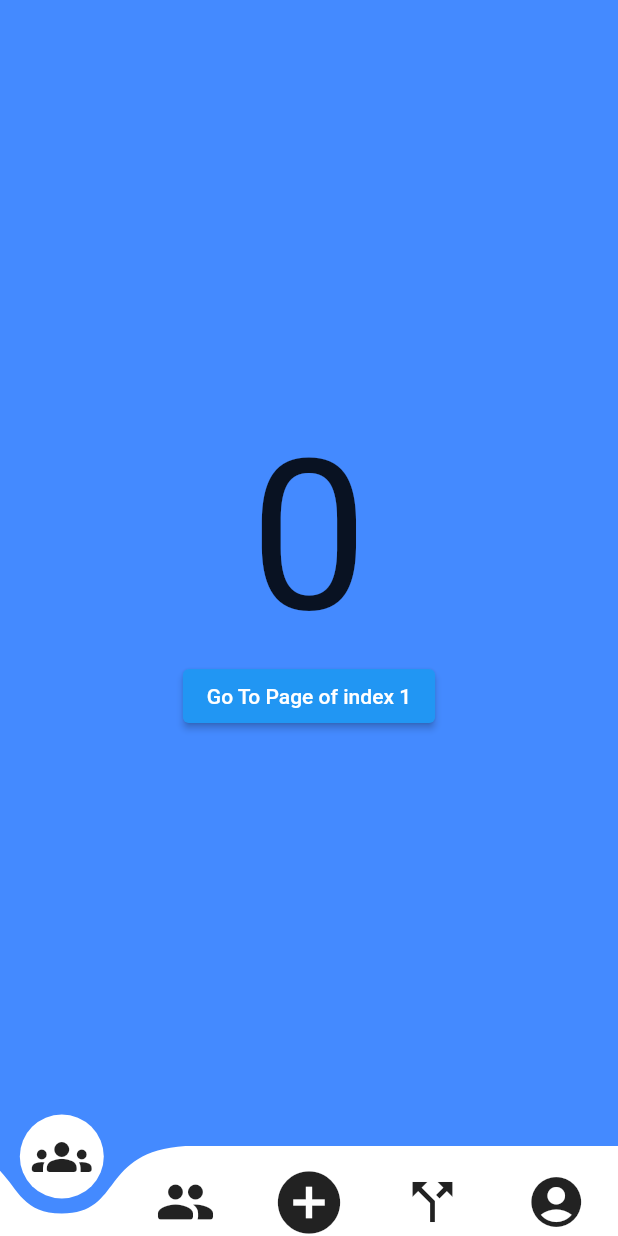
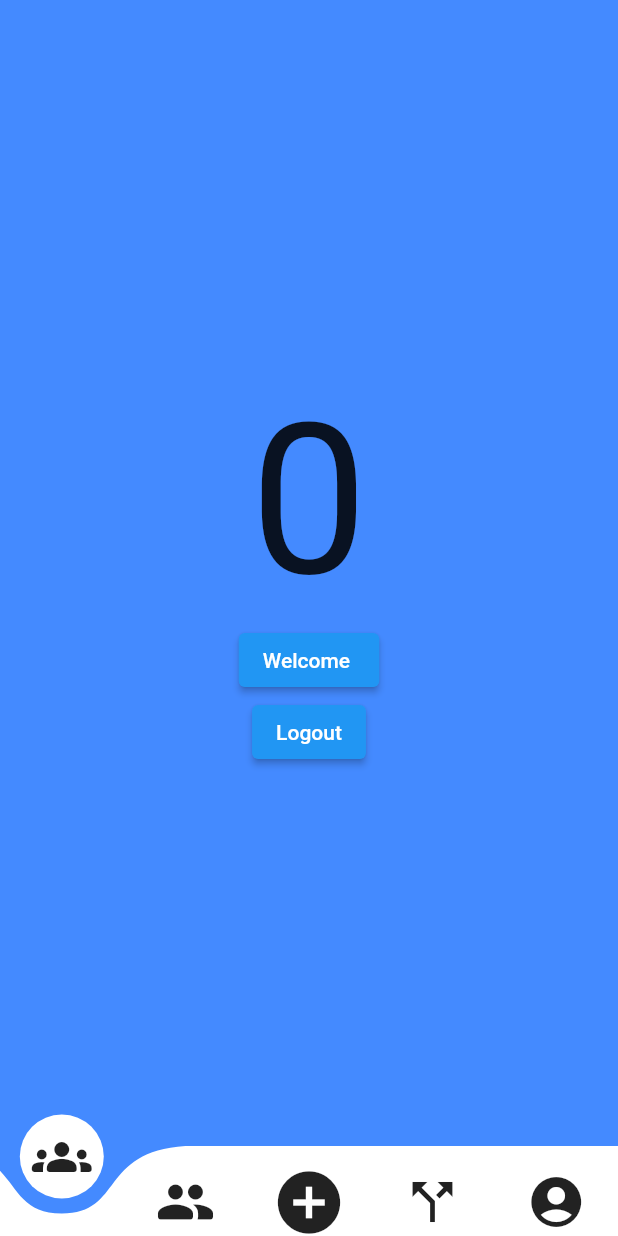
Before and after one commit to admirerr/SplitKaro, a Flutter app: the BottomNavBar screen opened directly, on a phone screen of 412 x 824 dp. Run offline on Flutter 3.47's test engine with Material 2 defaults, Android fonts, the phone set to English and light mode, and no system bars; drawn by our look-alikes of curved_navigation_bar; our stand-ins replace cloud_firestore, firebase_auth, firebase_core, fluttertoast, intl_phone_field; accounts and stored records are empty.

Commit message:
Added Name fetching and logout feature

```diff
--- a/lib/DashBoard.dart
+++ b/lib/DashBoard.dart
@@ -1,5 +1,10 @@
+import 'package:cloud_firestore/cloud_firestore.dart';
+import 'package:firebase_auth/firebase_auth.dart';
 import 'package:flutter/material.dart';
 import 'package:curved_navigation_bar/curved_navigation_bar.dart';
+import 'package:split_karo/login.dart';
+
+import 'model/user_model.dart';
 
 void main() => runApp(MaterialApp(home: BottomNavBar()));
 
@@ -9,6 +14,27 @@ class BottomNavBar extends StatefulWidget {
 }
 
 class _BottomNavBarState extends State<BottomNavBar> {
+
+
+  User? user = FirebaseAuth.instance.currentUser;
+  UserModel loggedInUser = UserModel();
+
+  @override
+  void initState() {
+    super.initState();
+    FirebaseFirestore.instance
+        .collection("users")
+        .doc(user!.uid)
+        .get()
+        .then((value) {
+      this.loggedInUser = UserModel.fromMap(value.data());
+      setState(() {});
+    });
+  }
+
+
+
+
   int _page = 0;
   GlobalKey<CurvedNavigationBarState> _bottomNavigationKey = GlobalKey();
 
@@ -46,16 +72,50 @@ class _BottomNavBarState extends State<BottomNavBar> {
               children: <Widget>[
                 Text(_page.toString(), textScaleFactor: 10.0),
                 ElevatedButton(
-                  child: Text('Go To Page of index 1'),
+                  child: Text('Welcome ${loggedInUser.name}'),
                   onPressed: () {
-                    final CurvedNavigationBarState? navBarState =
-                        _bottomNavigationKey.currentState;
-                    navBarState?.setPage(1);
+
+                    // final CurvedNavigationBarState? navBarState =
+                    //     _bottomNavigationKey.currentState;
+                    // navBarState?.setPage(1);
+
+
+                  },
+                ),
+
+
+
+                //Text(_page.toString(), textScaleFactor: 10.0),
+                ElevatedButton(
+                  child: Text('Logout'),
+                  onPressed: () {
+
+                    logout(context);
+
+
                   },
                 )
+
+
               ],
+
+
+
+
+
+
+
+
             ),
           ),
         ));
   }
+
+  // the logout function
+  Future<void> logout(BuildContext context) async {
+    await FirebaseAuth.instance.signOut();
+    Navigator.of(context).pushReplacement(
+        MaterialPageRoute(builder: (context) => MyLogin()));
+  }
+
 }
```
Also changed, not shown: lib/profile_screen.dart (+23 -0 lines).
